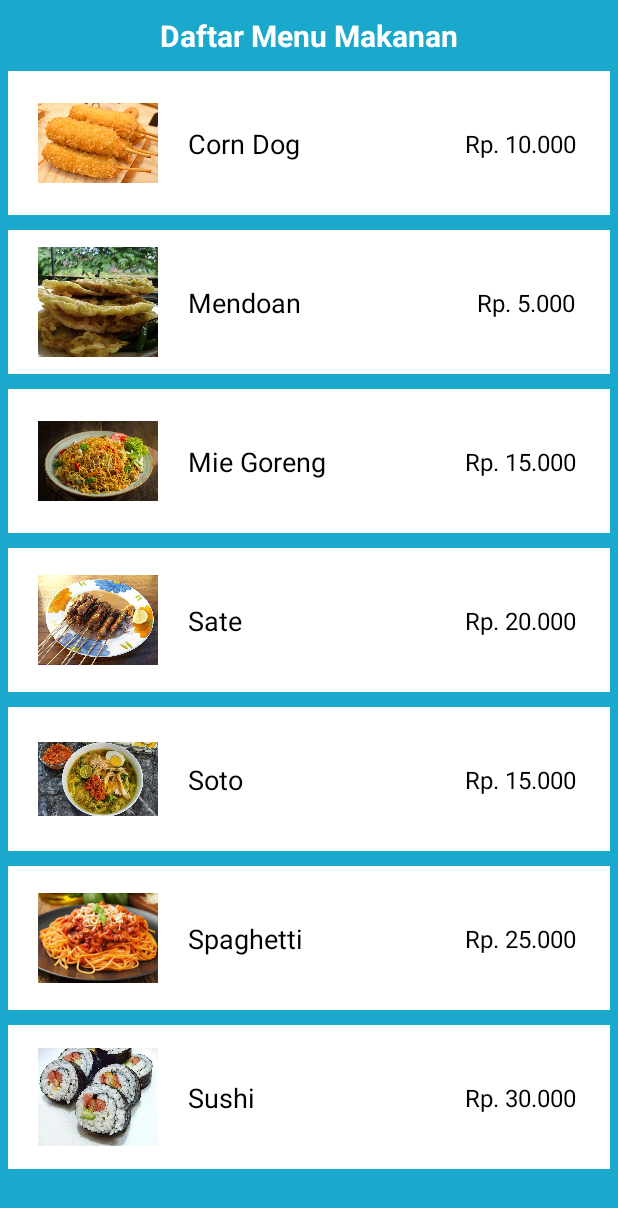
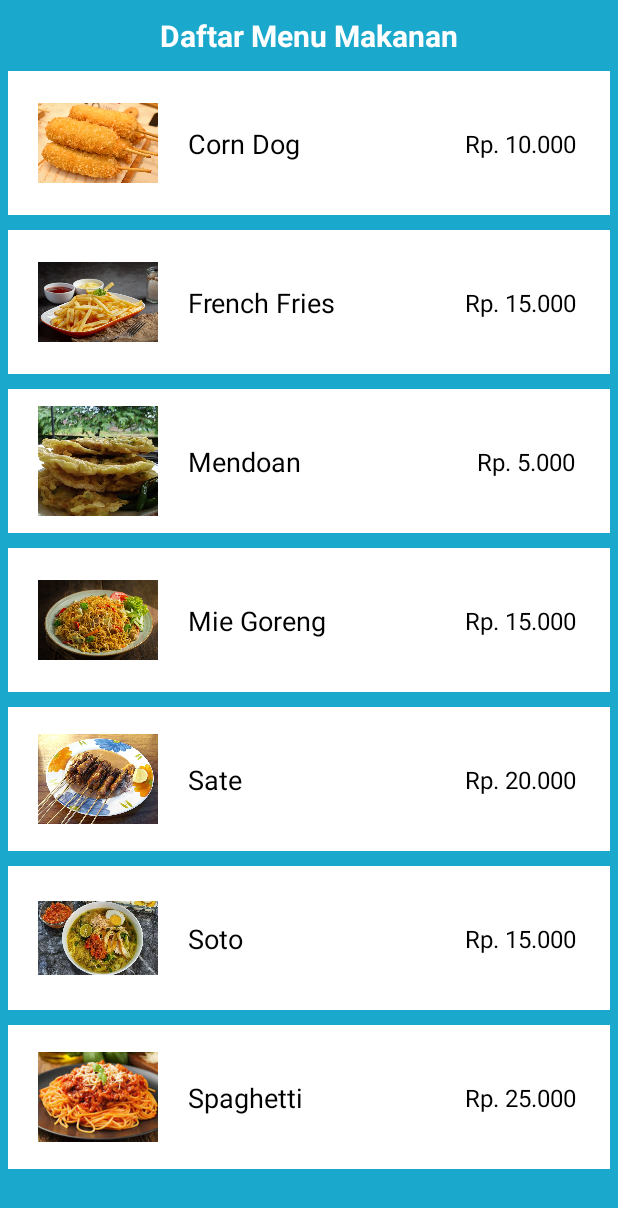
Before and after one commit to zamysyah/Aplikasi-Menu-Makanan, an Android app: the screen it shows after launch (MainActivity), on a phone screen of 412 x 824 dp. Shown: the top 1208 px of the screen. Run offline under Robolectric (Android 15) with nearby library versions, the phone set to English and light mode, and no system bars.

Commit message:
first commit

```diff
--- a/app/src/main/java/com/almas27/aplikasimenumakanan/MainActivity.java
+++ b/app/src/main/java/com/almas27/aplikasimenumakanan/MainActivity.java
@@ -32,6 +32,10 @@ public class MainActivity extends AppCompatActivity {
                 "Rp. 10.000",
                 "Corn Dog adalah makanan yang terbuat dari daging sapi yang digoreng dan dibungkus dengan tepung roti yang digoreng kering. Corn Dog biasanya disajikan dengan saus ketchup dan saus mayonaise.",
                 R.drawable.corndog));
+        listMakanan.add(new Kuliner("French Fries",
+                "Rp. 15.000",
+                "French Fries adalah makanan yang terbuat dari kentang yang digoreng dan disajikan dengan saus ketchup dan saus mayonaise.",
+                R.drawable.frenchfries));
         listMakanan.add(new Kuliner("Mendoan",
                 "Rp. 5.000",
                 "Mendoan adalah makanan khas Indonesia yang terbuat dari tempe yang dibalut dengan tepung beras dan digoreng. Mendoan biasanya disajikan dengan kecap manis dan cabai hijau.",
@@ -52,10 +56,6 @@ public class MainActivity extends AppCompatActivity {
                 "Rp. 25.000",
                 "Spaghetti adalah makanan khas Italia yang terbuat dari tepung terigu yang dibentuk menjadi pasta dan ditambah dengan berbagai macam bumbu. Spaghetti biasanya disajikan dengan keju parmesan dan daging sapi.",
                 R.drawable.spaghetti));
-        listMakanan.add(new Kuliner("Sushi",
-                "Rp. 30.000",
-                "Sushi adalah makanan khas Jepang yang terbuat dari nasi yang dibentuk menjadi bulat dan ditambah dengan berbagai macam bumbu. Sushi biasanya disajikan dengan ikan dan sayuran.",
-                R.drawable.sushi));
 
     }
 
```
Also changed, not shown: app/src/main/res/drawable/frenchfries.jpg (added), app/src/main/res/drawable/sushi.jpg (deleted).
